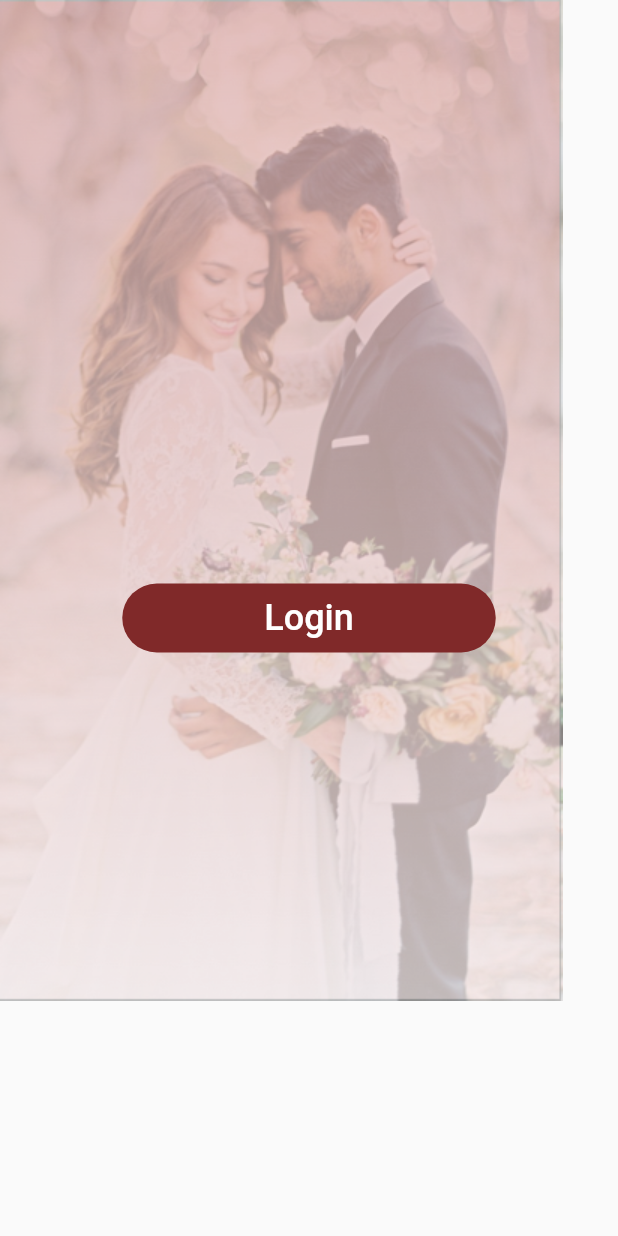
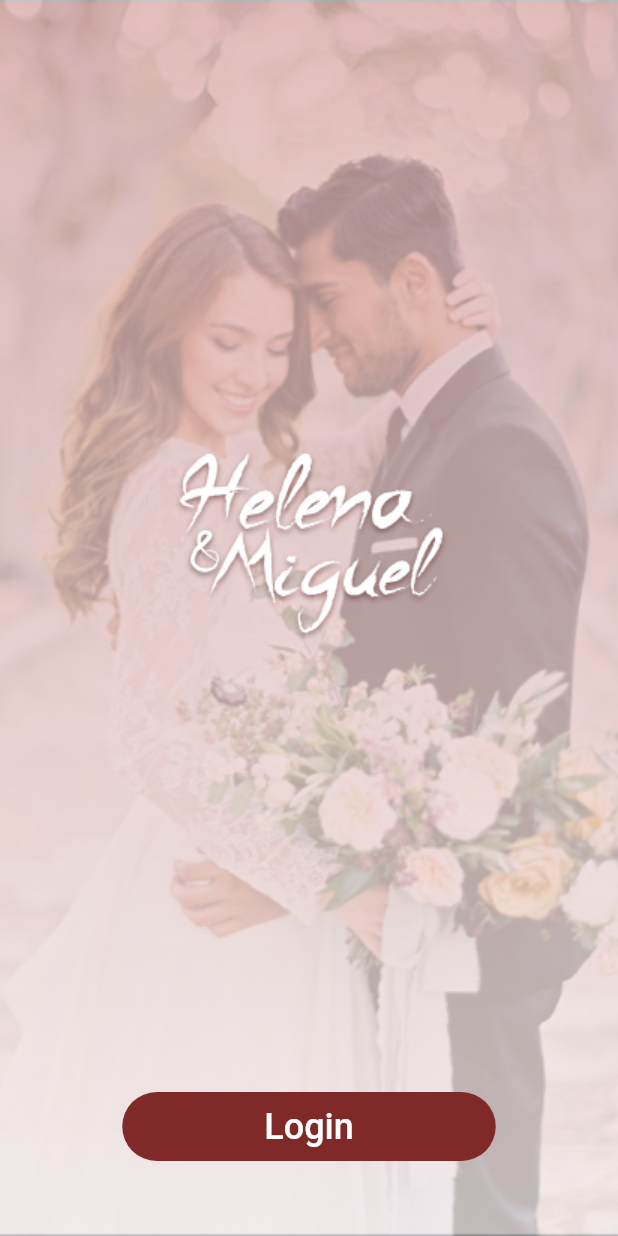
Before and after one commit to rbrenor2/project_wd, a Flutter app: the screen it shows after launch, on a phone screen of 412 x 824 dp. Run offline on Flutter 3.47's test engine with Material 2 defaults, Android fonts, the phone set to English and light mode, and no system bars.

Commit message:
first screen ready, without animations.

```diff
--- a/lib/main.dart
+++ b/lib/main.dart
@@ -1,4 +1,5 @@
 import 'package:flutter/material.dart';
+import 'package:flutter/rendering.dart';
 
 void main() => runApp(new ProjectWd());
 
@@ -18,26 +19,53 @@ class ProjectWd extends StatelessWidget {
 class BackgroundWidget extends StatelessWidget {
   @override
     Widget build(BuildContext context) {
-      var assetsImage = new AssetImage('assets/bg.png');
+      var bgAssetImage = new AssetImage('assets/bg.png');
+      var name         = new NameWidget();
+      var button       = new LoginButtonWidget();
+
       var background = new Container(
-        child: new Image(
-          image: assetsImage
+        decoration: new BoxDecoration(
+          image: new DecorationImage(
+            fit: BoxFit.cover,
+            image: bgAssetImage,
+         ),
         ),
       );
 
-      var button = new LoginButtonWidget();
+      var column = new Column(
+        crossAxisAlignment: CrossAxisAlignment.center,
+        mainAxisAlignment: MainAxisAlignment.end,
+        children: <Widget>[
+          new Expanded(child: name),
+          new Padding(child: button, padding: new EdgeInsets.only(bottom: 50.0),)
+      ],);
+      return new Stack(
+        children: <Widget>[background, column],
+      );
+    }
+}
 
-       return new Stack(
-        children: <Widget>[background, button],
+class NameWidget extends StatelessWidget {
+  @override
+  Widget build(BuildContext context) {
+    var namesAssetImage = new AssetImage('assets/names.png');
+
+    var name = new Container(
+        child: new Center(
+          child: new Image(
+            image: namesAssetImage
+          ,)
+        ),
     );
+
+    return name;
   }
 }
 
 class LoginButtonWidget extends StatelessWidget {
   @override
   Widget build(BuildContext context) {
-    return new Center(
-      child: new Container(
+    var button = new Container(
       width: 249.0,
       height: 46.0,
       decoration: new BoxDecoration(
@@ -48,6 +76,8 @@ class LoginButtonWidget extends StatelessWidget {
         child: new Text("Login", style: new TextStyle(fontSize: 24.0, color: Colors.white)),
         onPressed: null,
       ),
-      ));
+    );
+
+      return button;
   }
 }
--- a/pubspec.yaml
+++ b/pubspec.yaml
@@ -28,6 +28,7 @@ flutter:
   # To add assets to your application, add an assets section, like this:
   assets:
    - assets/bg.png
+   - assets/names.png
   #  - images/a_dot_ham.jpeg
 
   # An image asset can refer to one or more resolution-specific "variants", see
```
Also changed, not shown: assets/names.png (added), assets/names@2x.png (added), assets/names@3x.png (added). Lines whose indentation alone changed are shown as unchanged.
